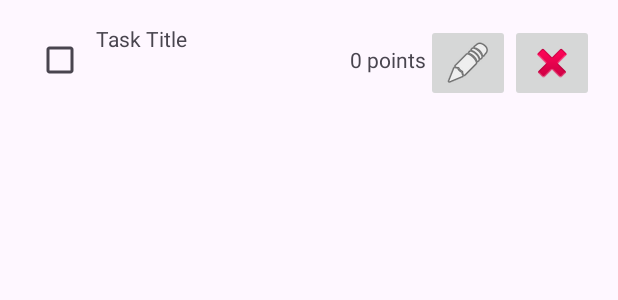
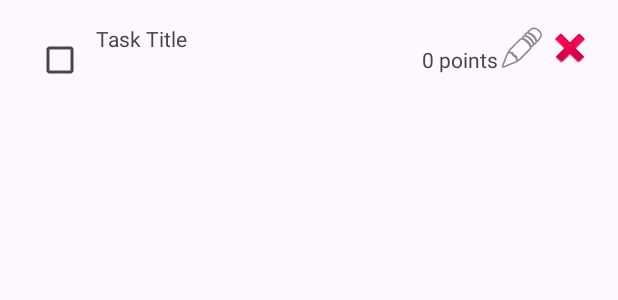
Before and after one commit to NickSanft/TooDo, an Android app: the layout list_item_task.xml on its own in the app's theme, with its tools: preview values and no code run, on a phone screen of 412 x 824 dp. Shown: the top 300 px of the screen. Run offline under Robolectric (Android 15) with nearby library versions, the phone set to English and light mode, and no system bars.

```diff
--- a/app/src/main/res/layout/list_item_task.xml
+++ b/app/src/main/res/layout/list_item_task.xml
@@ -42,13 +42,15 @@
         android:layout_width="wrap_content"
         android:layout_height="wrap_content"
         android:src="@android:drawable/ic_menu_edit"
-        android:contentDescription="Edit Task" />
+        android:contentDescription="Edit Task"
+        android:background="?android:attr/selectableItemBackgroundBorderless" />
 
     <ImageButton
         android:id="@+id/delete_button"
         android:layout_width="wrap_content"
         android:layout_height="wrap_content"
         android:src="@android:drawable/ic_delete"
-        android:contentDescription="Delete Task" />
+        android:contentDescription="Delete Task"
+        android:background="?android:attr/selectableItemBackgroundBorderless" />
 
 </LinearLayout>
```
